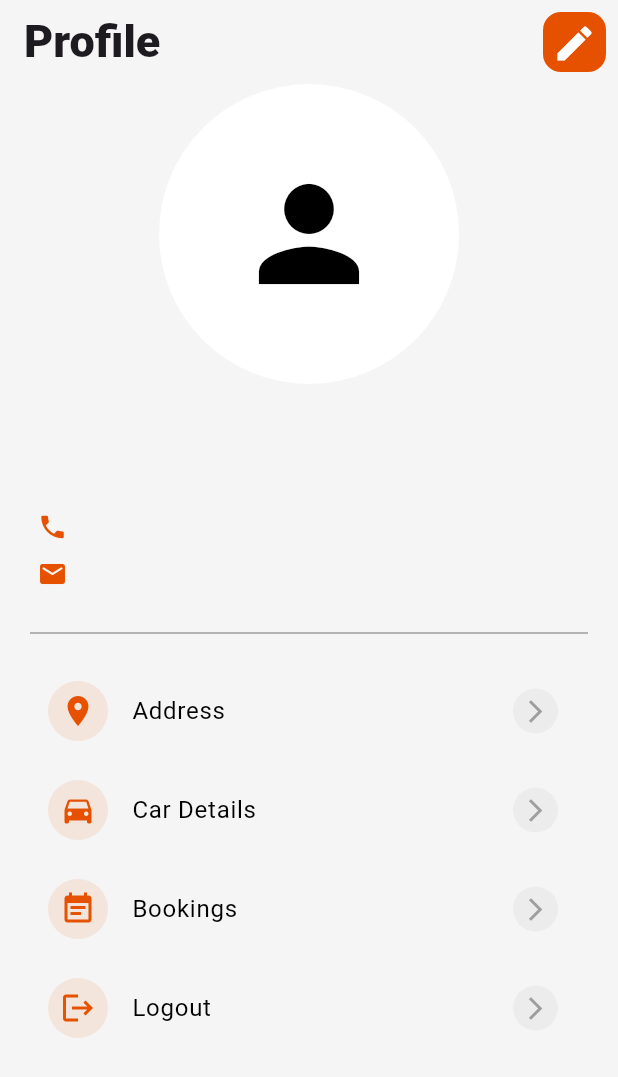
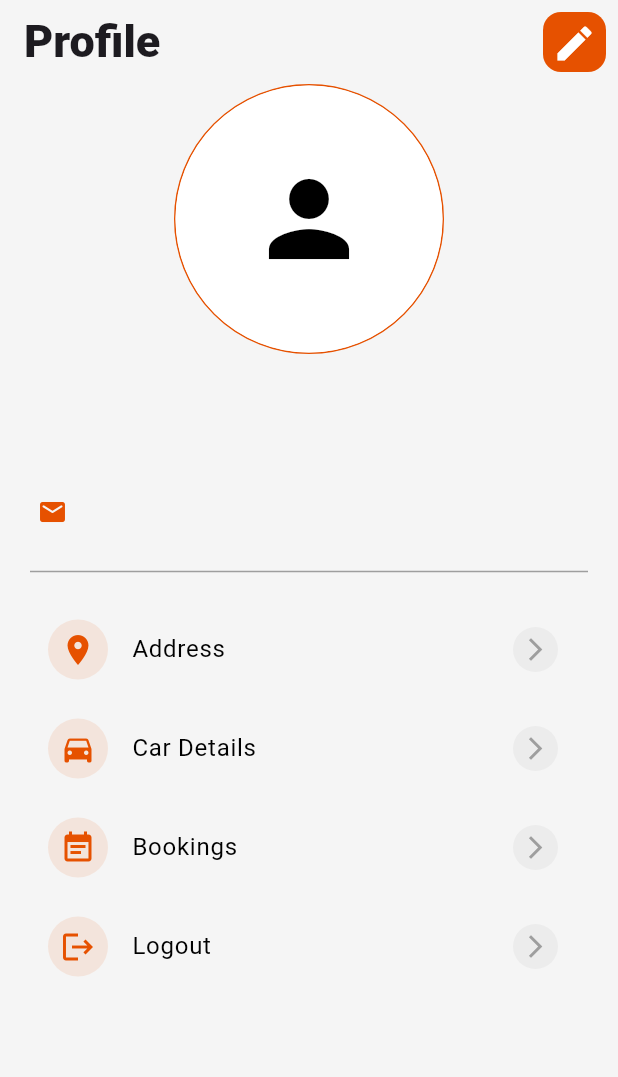
Before and after one commit to TechPyllars2024/AutoCareCarOwners, a Flutter app: the CarOwnerProfile screen opened directly, on a phone screen of 412 x 824 dp. Shown: the top 1077 px of the screen. Run offline on Flutter 3.47's test engine with Material 3 defaults, Android fonts, the phone set to English and light mode, and no system bars; our stand-ins replace carousel_slider, cloud_firestore, curved_navigation_bar, firebase_auth, firebase_core, firebase_storage and 5 more; missing offline and left inert: flutter_pannable_rating_bar; accounts and stored records are empty.

Commit message:
Feature-Profile_management: fix the car_owner_profile.dart

```diff
--- a/lib/ProfileManagement/screens/car_owner_profile.dart
+++ b/lib/ProfileManagement/screens/car_owner_profile.dart
@@ -1,7 +1,7 @@
 import 'package:autocare_carowners/Authentication/services/authentication_signout.dart';
 import 'package:autocare_carowners/ProfileManagement/models/car_owner_address_model.dart';
 import 'package:autocare_carowners/ProfileManagement/models/car_owner_profile_model.dart';
-import 'package:autocare_carowners/ProfileManagement/screens/carDetails.dart';
+import 'package:autocare_carowners/ProfileManagement/screens/car_owner_car_details.dart';
 import 'package:autocare_carowners/ProfileManagement/screens/car_owner_addresses.dart';
 import 'package:autocare_carowners/ProfileManagement/screens/car_owner_booking.dart';
 import 'package:autocare_carowners/ProfileManagement/screens/car_owner_edit_profile.dart';
@@ -82,7 +82,7 @@ class _CarOwnerProfileState extends State<CarOwnerProfile> {
                 color: Colors.orange.shade900, // Set the background color to orange
                 borderRadius: BorderRadius.circular(12.0), // Rounded edges
               ),
-              padding: EdgeInsets.all(6.0), // Optional: Add some padding for better aesthetics
+              padding: const EdgeInsets.all(6.0), // Optional: Add some padding for better aesthetics
               child: const Center( // Center the icon
                 child: Icon(
                   Icons.edit,
@@ -99,15 +99,26 @@ class _CarOwnerProfileState extends State<CarOwnerProfile> {
         child: Column(
           children: [
             Center(
+              child: Container(
+                width: 180, // Adjust width for border thickness
+                height: 180, // Adjust height for border thickness
+                decoration: BoxDecoration(
+                  shape: BoxShape.circle,
+                  border: Border.all(
+                    color: Colors.orange.shade900, // Border color
+                    width: 1, // Border width
+                  ),
+                ),
                 child: CircleAvatar(
-                radius: 100,
+                  radius: 80,
                   backgroundColor: Colors.white,
                   backgroundImage: profile?.profileImage.isNotEmpty == true
                       ? NetworkImage(profile!.profileImage)
                       : null,
                   child: profile?.profileImage.isEmpty == true
-                    ? const Icon(Icons.person, size: 100, color: Colors.black)
+                      ? const Icon(Icons.person, size: 80, color: Colors.black)
                       : null,
+                ),
               ),
             ),
             Column(
@@ -127,7 +138,8 @@ class _CarOwnerProfileState extends State<CarOwnerProfile> {
 
                 Padding(
                   padding: const EdgeInsets.only(top: 20.0, left: 25),
-                  child: Row(
+                  child: profile?.phoneNumber != null && profile!.phoneNumber.isNotEmpty
+                      ? Row(
                     mainAxisAlignment: MainAxisAlignment.start,
                     children: [
                       Icon(
@@ -135,8 +147,7 @@ class _CarOwnerProfileState extends State<CarOwnerProfile> {
                         size: 20,
                         color: Colors.orange.shade900,
                       ),
-                      const SizedBox(
-                          width: 10), // Adds space between the icon and text
+                      const SizedBox(width: 10), // Adds space between the icon and text
                       Text(
                         profile?.phoneNumber ?? 'No phone number available',
                         style: const TextStyle(
@@ -145,7 +156,8 @@ class _CarOwnerProfileState extends State<CarOwnerProfile> {
                         ),
                       ),
                     ],
-                  ),
+                  )
+                      : Container(), // If phone number is null, display an empty container
                 ),
 
                 Padding(
@@ -209,7 +221,7 @@ class _CarOwnerProfileState extends State<CarOwnerProfile> {
                         ),
                       );
                     }
-                    return Text('');
+                    return const Text('');
                   },
                 ),
 
```
Lines whose indentation alone changed are shown as unchanged.
